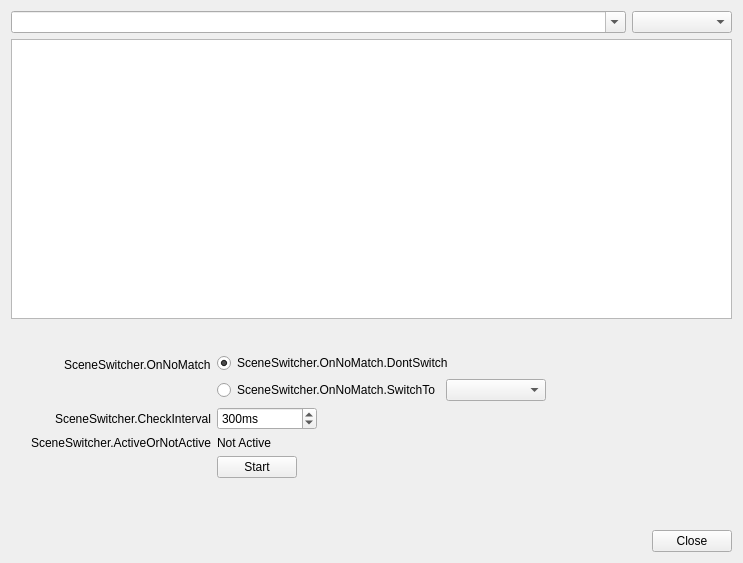
TangerineCat/obs-studio, file UI/frontend-plugins/frontend-tools/forms/auto-scene-switcher.ui: the form before one commit.
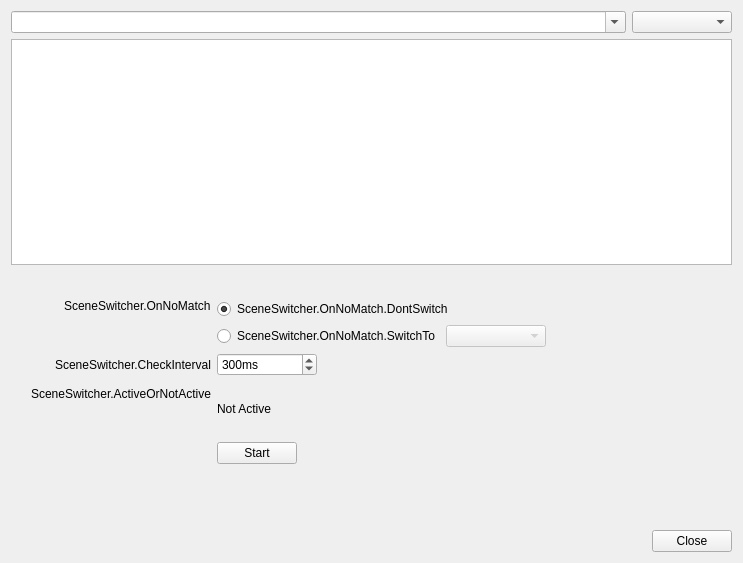
The form after the commit.

Commit message: fixup! frontend-tools: Add scene switcher plugin

```diff
--- a/UI/frontend-plugins/frontend-tools/forms/auto-scene-switcher.ui
+++ b/UI/frontend-plugins/frontend-tools/forms/auto-scene-switcher.ui
@@ -119,9 +119,18 @@
      </property>
      <item row="0" column="0">
       <widget class="QLabel" name="label">
+       <property name="sizePolicy">
+        <sizepolicy hsizetype="Preferred" vsizetype="Expanding">
+         <horstretch>0</horstretch>
+         <verstretch>0</verstretch>
+        </sizepolicy>
+       </property>
        <property name="text">
         <string>SceneSwitcher.OnNoMatch</string>
        </property>
+       <property name="alignment">
+        <set>Qt::AlignLeading|Qt::AlignLeft|Qt::AlignTop</set>
+       </property>
       </widget>
      </item>
      <item row="0" column="1">
@@ -147,6 +156,9 @@
          </item>
          <item>
           <widget class="QComboBox" name="noMatchSwitchScene">
+           <property name="enabled">
+            <bool>false</bool>
+           </property>
            <property name="minimumSize">
             <size>
              <width>100</width>
```
